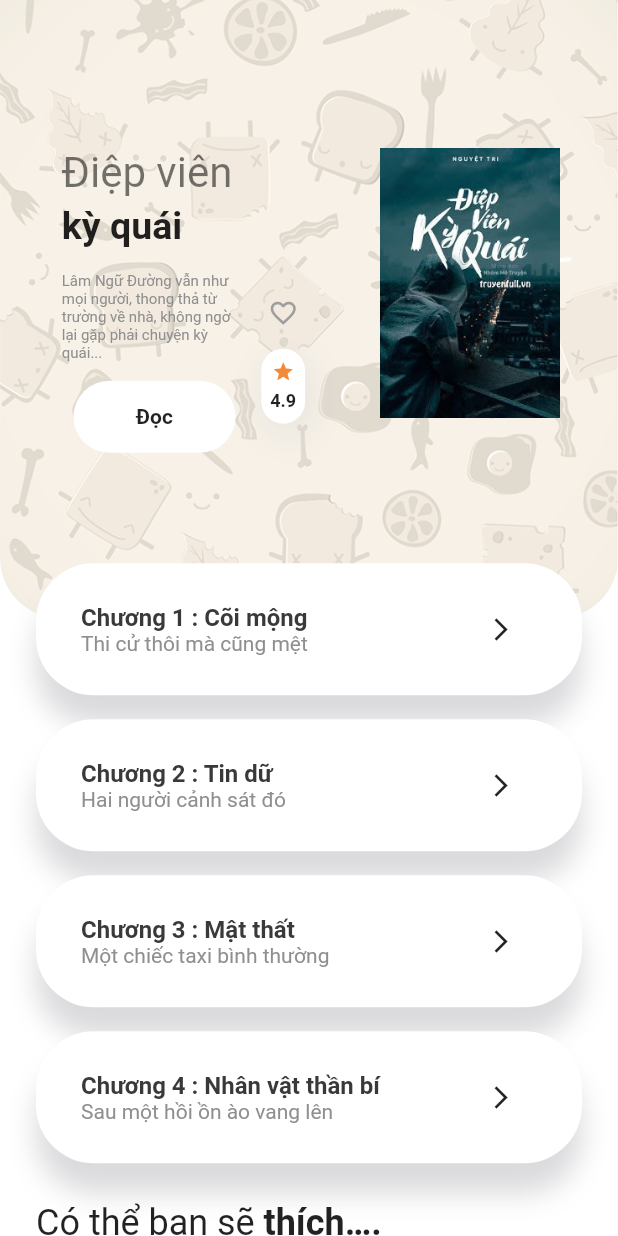
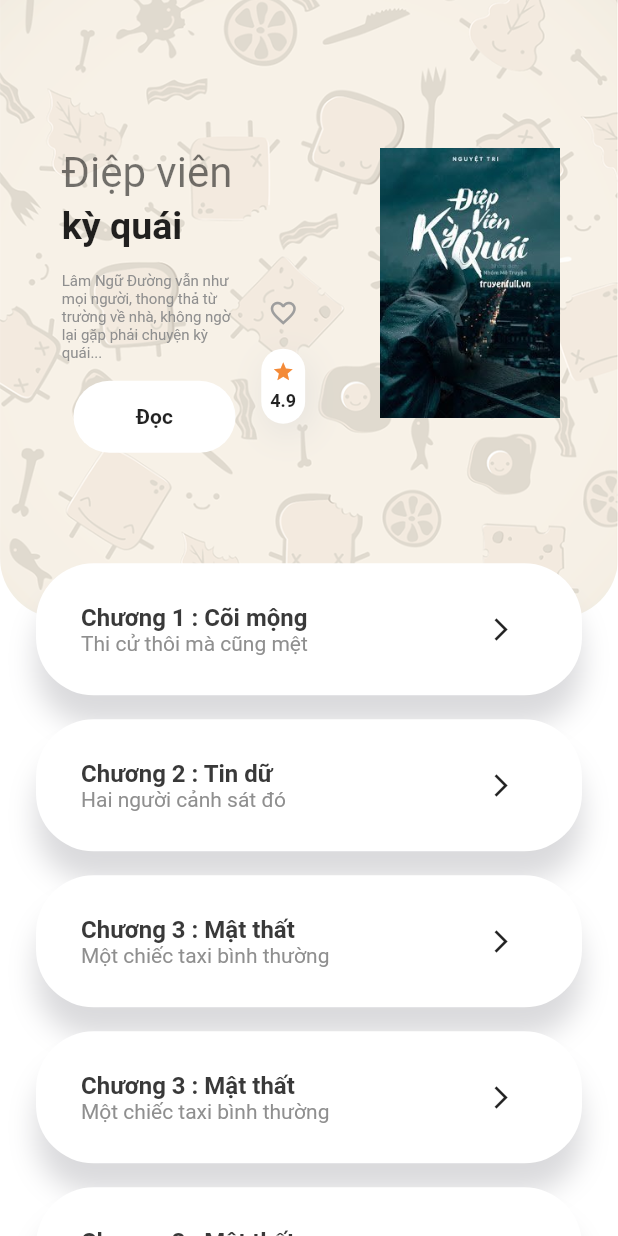
Before and after one commit to anhpt6852/book_app, a Flutter app: the DetailsScreen screen opened directly, on a phone screen of 412 x 824 dp. Run offline on Flutter 3.47's test engine with Material 2 defaults, Android fonts, the phone set to English and light mode, and no system bars; missing offline and left inert: advance_pdf_viewer, requests.

```diff
--- a/lib/screens/details_screen.dart
+++ b/lib/screens/details_screen.dart
@@ -4,6 +4,15 @@ import 'package:book_app/widgets/rounded_button.dart';
 import 'package:flutter/material.dart';
 
 class DetailsScreen extends StatelessWidget {
+  var lists = [
+    {'name':"Cõi mộng","chapterNumber":1,"tag":"Thi cử thôi mà cũng mệt"},
+    {'name':"Tin dữ","chapterNumber":2,"tag":"Hai người cảnh sát đó"},
+    {'name':"Mật thất","chapterNumber":3,"tag":"Một chiếc taxi bình thường"},
+    {'name':"Mật thất","chapterNumber":3,"tag":"Một chiếc taxi bình thường"},
+    {'name':"Mật thất","chapterNumber":3,"tag":"Một chiếc taxi bình thường"},
+    {'name':"Mật thất","chapterNumber":3,"tag":"Một chiếc taxi bình thường"},
+    {'name':"Mật thất","chapterNumber":3,"tag":"Một chiếc taxi bình thường"},
+  ];
   @override
   Widget build(BuildContext context) {
     var size = MediaQuery.of(context).size;
@@ -36,33 +45,45 @@ class DetailsScreen extends StatelessWidget {
                   child: Column(
                     crossAxisAlignment: CrossAxisAlignment.start,
                     children: <Widget>[
-                      ChapterCard(
-                        name: "Cõi mộng",
-                        chapterNumber: 1,
-                        tag: "Thi cử thôi mà cũng mệt",
+                      for (var i in lists) ChapterCard(
+                        name: i['name'],
+                        chapterNumber: i["chapterNumber"],
+                        tag: i["tag"],
                         press: () {},
-                      ),
-                      ChapterCard(
-                        name: "Tin dữ",
-                        chapterNumber: 2,
-                        tag: "Hai người cảnh sát đó ",
-                        press: () {},
-                      ),
-                      ChapterCard(
-                        name: "Mật thất",
-                        chapterNumber: 3,
-                        tag: "Một chiếc taxi bình thường ",
-                        press: () {},
-                      ),
-                      ChapterCard(
-                        name: "Nhân vật thần bí",
-                        chapterNumber: 4,
-                        tag: "Sau một hồi ồn ào vang lên",
-                        press: () {},
-                      ),
-                      SizedBox(height: 10),
-                    ],
-                  ),
+                        ),
+                         SizedBox(height: 10),
+                      ],
+                    )
+                  // Column(
+                  //   crossAxisAlignment: CrossAxisAlignment.start,
+                  //   children: <Widget>[
+                  //     ChapterCard(
+                  //       name: "Cõi mộng",
+                  //       chapterNumber: 1,
+                  //       tag: "Thi cử thôi mà cũng mệt",
+                  //       press: () {},
+                  //     ),
+                  //     ChapterCard(
+                  //       name: "Tin dữ",
+                  //       chapterNumber: 2,
+                  //       tag: "Hai người cảnh sát đó ",
+                  //       press: () {},
+                  //     ),
+                  //     ChapterCard(
+                  //       name: "Mật thất",
+                  //       chapterNumber: 3,
+                  //       tag: "Một chiếc taxi bình thường ",
+                  //       press: () {},
+                  //     ),
+                  //     ChapterCard(
+                  //       name: "Nhân vật thần bí",
+                  //       chapterNumber: 4,
+                  //       tag: "Sau một hồi ồn ào vang lên",
+                  //       press: () {},
+                  //     ),
+                  //     SizedBox(height: 10),
+                  //   ],
+                  // ),
                 ),
               ],
             ),
```
Also changed, not shown: lib/widgets/reading_card_list.dart (+24 -5 lines), pubspec.yaml (+6 -3 lines), pubspec.lock.
